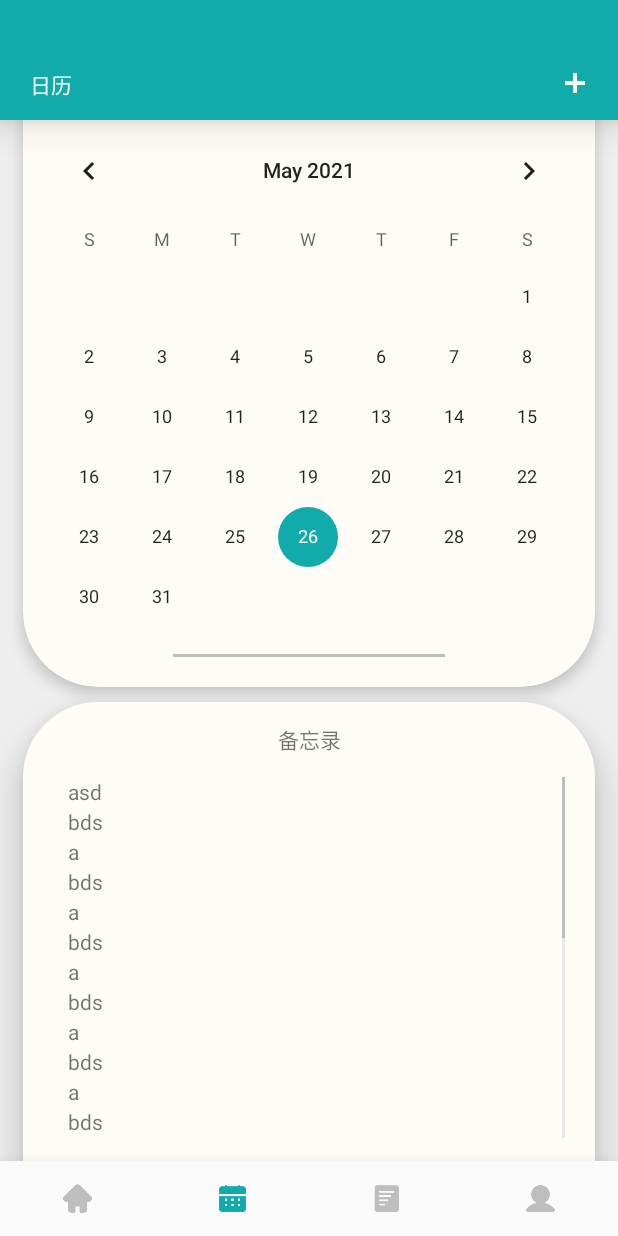
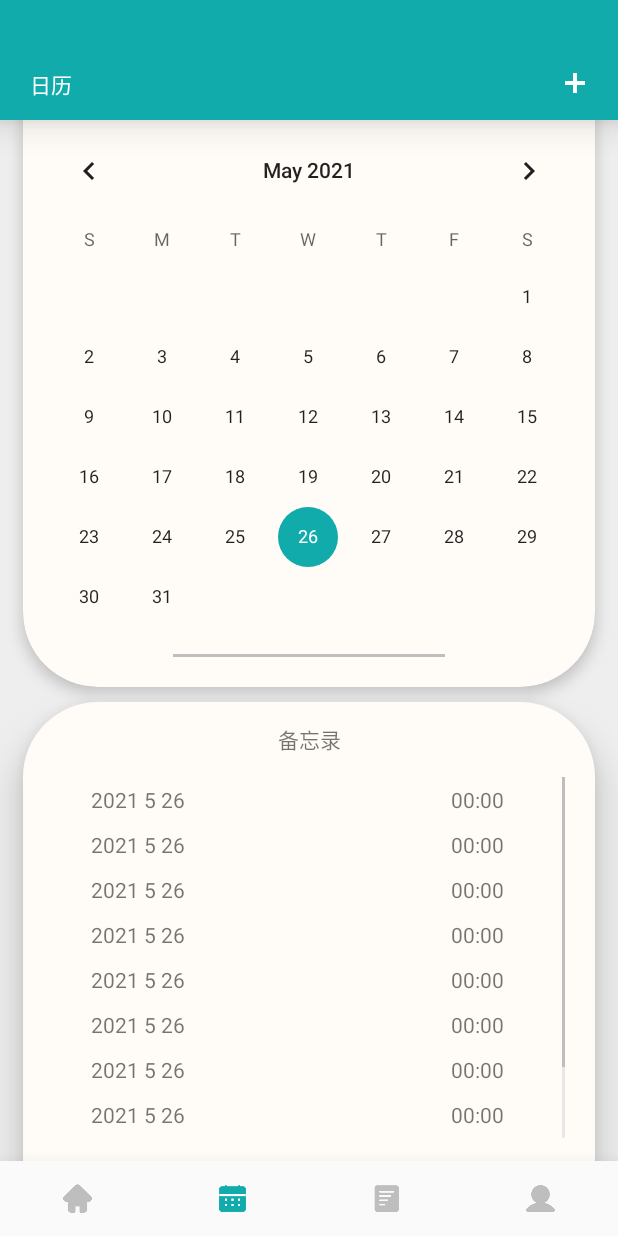
Before and after one commit to MoriningPerson/IManager, an Android app: the screen it shows after launch (MainActivity), item 2 of the bottom bar chosen, on a phone screen of 412 x 824 dp. Run offline under Robolectric (Android 15) with nearby library versions, the light colour scheme and no system bars.

Commit message:
calendar

```diff
--- a/app/src/main/java/com/greyka/imgr/adapters/myRecyclerViewAdapter.java
+++ b/app/src/main/java/com/greyka/imgr/adapters/myRecyclerViewAdapter.java
@@ -9,18 +9,17 @@ import androidx.recyclerview.widget.RecyclerView;
 
 import com.greyka.imgr.R;
 
+import java.util.ArrayList;
+
 public class myRecyclerViewAdapter extends RecyclerView.Adapter<myRecyclerViewAdapter.ViewHolder> {
 
-    private final String[] localDataSet;
+    private final String[] taskTitleList;
+    private final String[] taskTimeList;
 
-    /**
-     * Initialize the dataset of the Adapter.
-     *
-     * @param dataSet String[] containing the data to populate views to be used
-     *                by RecyclerView.
-     */
-    public myRecyclerViewAdapter(String[] dataSet) {
-        localDataSet = dataSet;
+
+    public myRecyclerViewAdapter(ArrayList<String> taskTitleList, ArrayList<String> taskTimeList) {
+        this.taskTitleList = taskTitleList.toArray(new String[taskTitleList.size()]);
+        this.taskTimeList = taskTimeList.toArray(new String[taskTimeList.size()]);
     }
 
     // Create new views (invoked by the layout manager)
@@ -39,13 +38,14 @@ public class myRecyclerViewAdapter extends RecyclerView.Adapter<myRecyclerViewAd
 
         // Get element from your dataset at this position and replace the
         // contents of the view with that element
-        viewHolder.getTextView().setText(localDataSet[position]);
+        viewHolder.getTaskTitle().setText(taskTitleList[position]);
+        viewHolder.getTaskTime().setText(taskTimeList[position]);
     }
 
     // Return the size of your dataset (invoked by the layout manager)
     @Override
     public int getItemCount() {
-        return localDataSet.length;
+        return taskTitleList.length;
     }
 
     /**
@@ -53,17 +53,20 @@ public class myRecyclerViewAdapter extends RecyclerView.Adapter<myRecyclerViewAd
      * (custom ViewHolder).
      */
     public static class ViewHolder extends RecyclerView.ViewHolder {
-        private final TextView textView;
+        private final TextView taskTitle;
+        private final TextView taskTime;
 
         public ViewHolder(View view) {
             super(view);
             // Define click listener for the ViewHolder's View
 
-            textView = view.findViewById(R.id.recyclerViewItem);
+            taskTitle = view.findViewById(R.id.taskTitle);
+            taskTime = view.findViewById(R.id.taskTime);
         }
 
-        public TextView getTextView() {
-            return textView;
+        public TextView getTaskTitle() {
+            return taskTitle;
         }
+        public TextView getTaskTime(){return taskTime;}
     }
 }
--- a/app/src/main/java/com/greyka/imgr/fragments/FragCalendar.java
+++ b/app/src/main/java/com/greyka/imgr/fragments/FragCalendar.java
@@ -19,9 +19,12 @@ import com.greyka.imgr.R;
 import com.greyka.imgr.adapters.myRecyclerViewAdapter;
 import com.greyka.imgr.utilities.myUtils;
 
+import java.util.ArrayList;
+
 public class FragCalendar extends Fragment {
 
-    String[] memos = {"asd", "bds", "a", "bds", "a", "bds", "a", "bds", "a", "bds", "a", "bds", "a", "bds", "a", "bds", "a", "bds", "a", "bds", "a", "bds", "a", "bds", "a", "bds", "a"};
+    ArrayList<String> taskTitleList = new ArrayList<>();
+    ArrayList<String> taskTimeList = new ArrayList<>();
 
     @Nullable
     @Override
@@ -39,7 +42,8 @@ public class FragCalendar extends Fragment {
         myUtils.myDensityHelper density = new myUtils.myDensityHelper(this.requireContext());
         RecyclerView recyclerView = view.findViewById(R.id.recyclerView);
         recyclerView.setLayoutManager(new LinearLayoutManager(this.requireContext()));
-        recyclerView.setAdapter(new myRecyclerViewAdapter(memos));
+        refreshTodayTask(myUtils.myCalenderHelper.getYear(), myUtils.myCalenderHelper.getMonth(), myUtils.myCalenderHelper.getDay());
+        recyclerView.setAdapter(new myRecyclerViewAdapter(taskTitleList, taskTimeList));
         calenderCard.setOnTouchListener((v, event) -> {
             calenderCardMover.move(event, 0, 0, -v.getHeight() + density.dp2px(90), 0);
             memo.layout(memo.getLeft(), calenderCard.getBottom() + density.dp2px(10), memo.getRight(), memo.getBottom());
@@ -47,8 +51,23 @@ public class FragCalendar extends Fragment {
             return true;
         });
         CalendarView calendarView = view.findViewById(R.id.calendarView);
-        calendarView.setOnDateChangeListener((view1, year, month, dayOfMonth) -> myUtils.myToastHelper.showText(view1.getContext(), +year + "年" + month + "月" + dayOfMonth + "日", Toast.LENGTH_SHORT));
-
+        calendarView.setOnDateChangeListener(new CalendarView.OnDateChangeListener() {
+            @Override
+            public void onSelectedDayChange(@NonNull CalendarView view, int year, int month, int dayOfMonth) {
+                myUtils.myToastHelper.showText(view.getContext(), +year + "年" + (month+1) + "月" + dayOfMonth + "日", Toast.LENGTH_SHORT);
+                refreshTodayTask(year, month+1 , dayOfMonth);
+                recyclerView.setAdapter(new myRecyclerViewAdapter(taskTitleList, taskTimeList));
+            }
+        });
         super.onViewCreated(view, savedInstanceState);
     }
+    void refreshTodayTask(int year, int month, int day){
+        taskTitleList.clear();
+        taskTimeList.clear();
+
+        for(int i=0;i<10;i++){
+            taskTitleList.add(year+" "+month+" "+day);
+            taskTimeList.add("00:00");
+        }
+    }
 }
--- a/app/src/main/res/layout/text_row_item.xml
+++ b/app/src/main/res/layout/text_row_item.xml
@@ -1,13 +1,43 @@
 <?xml version="1.0" encoding="utf-8"?>
 <FrameLayout xmlns:android="http://schemas.android.com/apk/res/android"
+    xmlns:app="http://schemas.android.com/apk/res-auto"
     android:layout_width="match_parent"
-    android:layout_height="20dp"
+    android:layout_height="30dp"
     android:layout_marginLeft="10dp"
     android:layout_marginRight="10dp"
     android:gravity="center_vertical">
 
-    <TextView
-        android:id="@+id/recyclerViewItem"
-        android:layout_width="wrap_content"
-        android:layout_height="wrap_content" />
+    <androidx.constraintlayout.widget.ConstraintLayout
+        android:layout_width="match_parent"
+        android:layout_height="30dp">
+
+        <TextView
+            android:id="@+id/taskTitle"
+            android:layout_width="wrap_content"
+            android:layout_height="wrap_content"
+            android:layout_marginStart="15dp"
+            android:text="taskTitle"
+            app:layout_constraintBottom_toBottomOf="parent"
+            app:layout_constraintStart_toStartOf="parent"
+            app:layout_constraintTop_toTopOf="parent" />
+
+        <TextView
+            android:id="@+id/taskTime"
+            android:layout_width="wrap_content"
+            android:layout_height="wrap_content"
+            android:text="00:00:00"
+            app:layout_constraintBottom_toBottomOf="parent"
+            app:layout_constraintEnd_toEndOf="parent"
+            app:layout_constraintStart_toStartOf="@+id/guideline"
+            app:layout_constraintTop_toTopOf="parent" />
+
+        <androidx.constraintlayout.widget.Guideline
+            android:id="@+id/guideline"
+            android:layout_width="wrap_content"
+            android:layout_height="wrap_content"
+            android:orientation="vertical"
+            app:layout_constraintGuide_percent="0.7" />
+    </androidx.constraintlayout.widget.ConstraintLayout>
+
+
 </FrameLayout>
```
